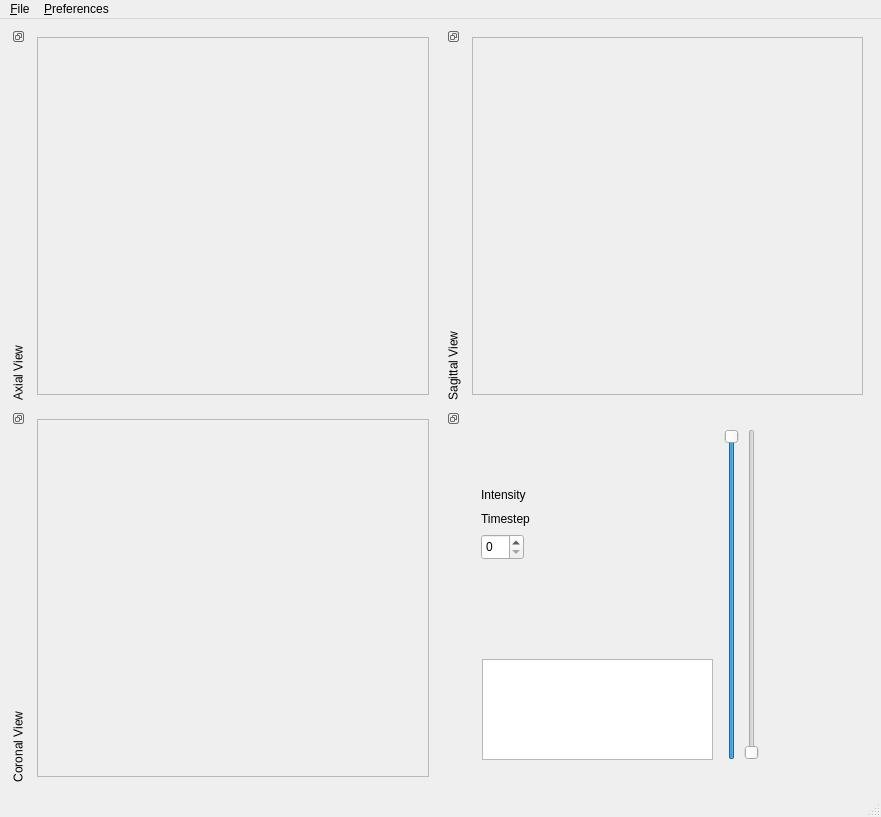
Qt form apps/isisViewer/forms/isisViewerMain.ui (isis-group/isis) before a commit.
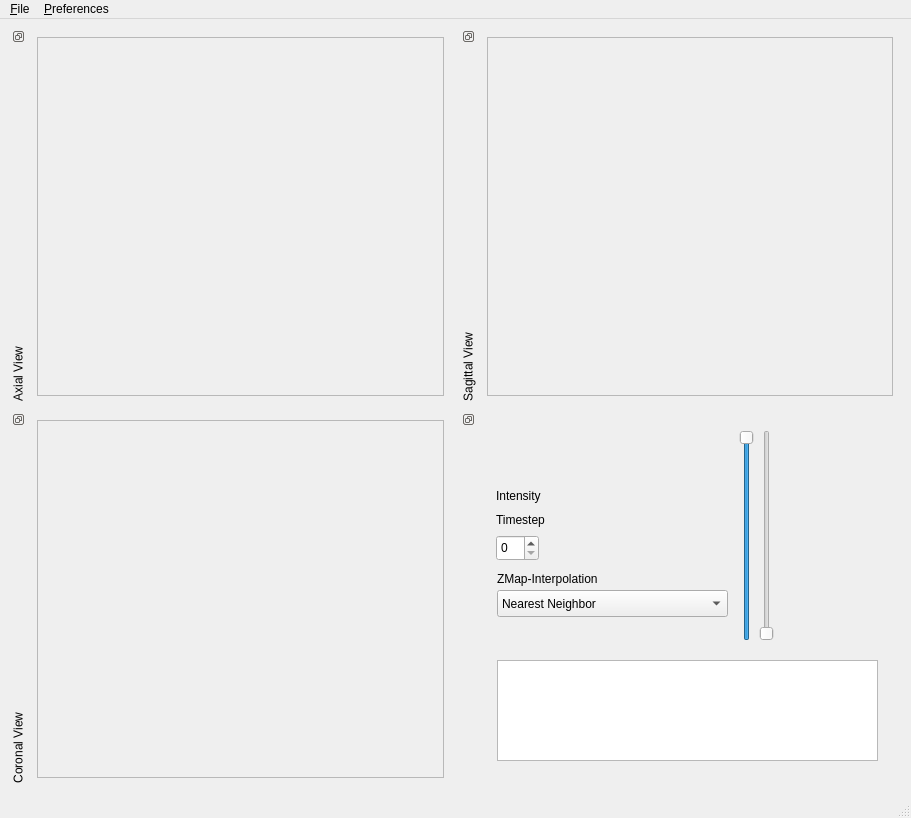
The same form after that commit.

Commit message: add capability to change interpolation type of the zmap

```diff
--- a/apps/isisViewer/forms/isisViewerMain.ui
+++ b/apps/isisViewer/forms/isisViewerMain.ui
@@ -6,8 +6,8 @@
    <rect>
     <x>0</x>
     <y>0</y>
-    <width>881</width>
-    <height>817</height>
+    <width>911</width>
+    <height>818</height>
    </rect>
   </property>
   <property name="windowTitle">
@@ -142,7 +142,7 @@
             <rect>
              <x>10</x>
              <y>240</y>
-             <width>231</width>
+             <width>381</width>
              <height>101</height>
             </rect>
            </property>
@@ -203,7 +203,7 @@
              <x>250</x>
              <y>10</y>
              <width>19</width>
-             <height>331</height>
+             <height>211</height>
             </rect>
            </property>
            <property name="maximum">
@@ -234,7 +234,7 @@
              <x>270</x>
              <y>10</y>
              <width>20</width>
-             <height>331</height>
+             <height>211</height>
             </rect>
            </property>
            <property name="maximum">
@@ -267,15 +267,48 @@
            <property name="geometry">
             <rect>
              <x>290</x>
-             <y>320</y>
+             <y>200</y>
              <width>91</width>
-             <height>18</height>
+             <height>21</height>
             </rect>
            </property>
            <property name="text">
             <string/>
            </property>
           </widget>
+          <widget class="QComboBox" name="interpolationType">
+           <property name="geometry">
+            <rect>
+             <x>10</x>
+             <y>170</y>
+             <width>231</width>
+             <height>27</height>
+            </rect>
+           </property>
+           <item>
+            <property name="text">
+             <string>Nearest Neighbor</string>
+            </property>
+           </item>
+           <item>
+            <property name="text">
+             <string>Linear</string>
+            </property>
+           </item>
+          </widget>
+          <widget class="QLabel" name="label_3">
+           <property name="geometry">
+            <rect>
+             <x>10</x>
+             <y>150</y>
+             <width>171</width>
+             <height>18</height>
+            </rect>
+           </property>
+           <property name="text">
+            <string>ZMap-Interpolation</string>
+           </property>
+          </widget>
          </widget>
         </item>
        </layout>
@@ -289,7 +322,7 @@
     <rect>
      <x>0</x>
      <y>0</y>
-     <width>881</width>
+     <width>911</width>
      <height>25</height>
     </rect>
    </property>
```
The commit also changes 5 other files.
